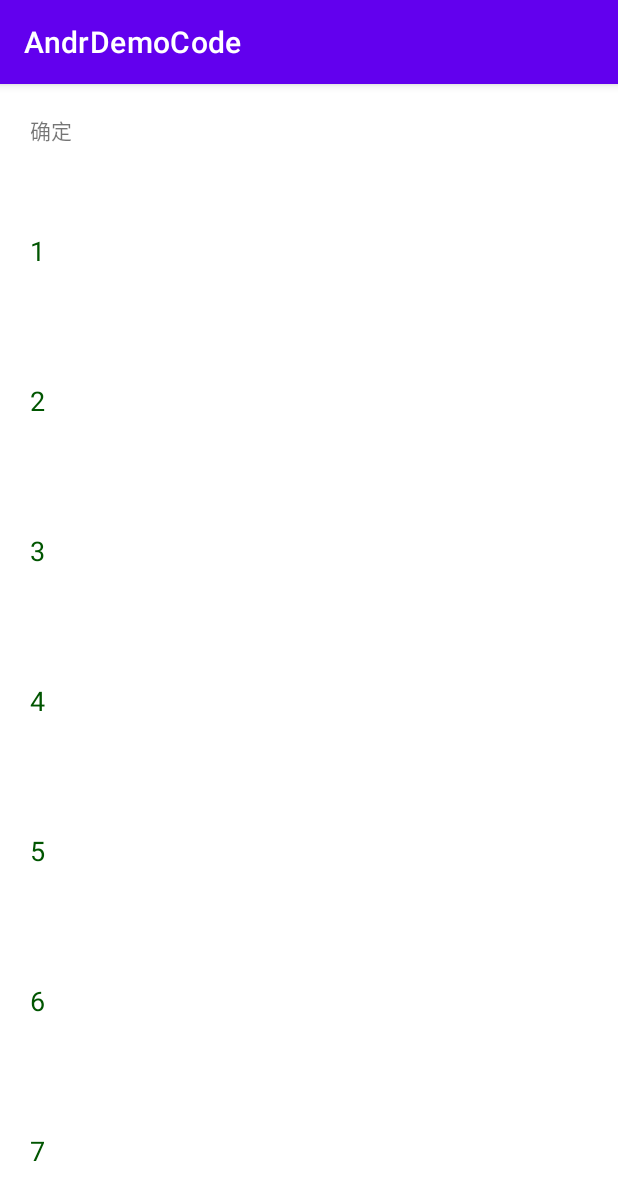
After one commit to eyedeng/AndrDemoCode, an Android app: the SingleSelectListActivity screen opened directly, with no data from a screen before it, on a phone screen of 412 x 824 dp. The commit adds this screen. Shown: the top 1200 px of the screen. Run offline under Robolectric (Android 15) with nearby library versions, the phone set to English and light mode, and no system bars.

Commit message:
ui 列表单选

```diff
--- a/app/src/main/AndroidManifest.xml
+++ b/app/src/main/AndroidManifest.xml
@@ -44,6 +44,9 @@
                     />
             </intent-filter>
         </activity>
+        <activity
+            android:name=".ssl.SingleSelectListActivity"
+            android:exported="false" />
     </application>
 
 </manifest>
--- a/app/src/main/java/com/example/andrdemocode/MainActivity.kt
+++ b/app/src/main/java/com/example/andrdemocode/MainActivity.kt
@@ -13,6 +13,7 @@ import com.example.andrdemocode.databinding.ActivityMainBinding
 import com.example.andrdemocode.grouprv.GroupRVActivity
 import com.example.andrdemocode.lauchmode.AActivity
 import com.example.andrdemocode.lauchmode.RouterActivity
+import com.example.andrdemocode.ssl.SingleSelectListActivity
 import com.example.andrdemocode.tabview.MultiMusicSourceCollectionActivity
 import com.example.andrdemocode.timer.CountActivity
 
@@ -37,7 +38,8 @@ class MainActivity : AppCompatActivity() {
 //            startActivity(Intent(this, MultiMusicSourceCollectionActivity::class.java))
 //            startActivity(Intent(this, GroupRVActivity::class.java))
 //            startActivity(Intent(this, CountActivity::class.java))
-            startActivity(Intent(this, RouterActivity::class.java))
+//            startActivity(Intent(this, RouterActivity::class.java))
+            startActivity(Intent(this, SingleSelectListActivity::class.java))
 
         }
 
--- /dev/null
+++ b/app/src/main/java/com/example/andrdemocode/ssl/MyAdapter.kt
@@ -0,0 +1,56 @@
+package com.example.andrdemocode.ssl
+
+import android.graphics.Color
+import android.view.LayoutInflater
+import android.view.View
+import android.view.ViewGroup
+import android.widget.TextView
+import androidx.recyclerview.widget.RecyclerView
+import com.example.andrdemocode.R
+
+/**
+ * RecyclerView列表单选：`selectedPosition`，用于保存当前选中项的位置，点击下一项时，notifyItemChanged刷新这两项
+ */
+class MyAdapter(private val dataList: List<MyDataModel>) : RecyclerView.Adapter<MyAdapter.ViewHolder>() {
+    private var selectedPosition = -1
+
+    override fun onCreateViewHolder(parent: ViewGroup, viewType: Int): ViewHolder {
+        val view = LayoutInflater.from(parent.context).inflate(R.layout.list_item, parent, false)
+        return ViewHolder(view)
+    }
+
+    override fun onBindViewHolder(holder: ViewHolder, position: Int) {
+        val dataModel = dataList[position]
+        holder.textView.text = dataModel.text
+        holder.itemView.isSelected = dataModel.isSelected
+        if (dataModel.isSelected) {
+            holder.textView.setTextColor(Color.RED)
+        } else {
+            holder.textView.setTextColor(0xFF005500.toInt())
+        }
+
+        holder.itemView.setOnClickListener {
+            if (selectedPosition != position) {
+                if (selectedPosition != -1) {
+                    dataList[selectedPosition].isSelected = false
+                    notifyItemChanged(selectedPosition)
+                }
+                selectedPosition = position
+                dataList[selectedPosition].isSelected = true
+                notifyItemChanged(selectedPosition)
+            }
+        }
+    }
+
+    override fun getItemCount(): Int {
+        return dataList.size
+    }
+
+    fun getSelectedPosition(): Int {
+        return selectedPosition
+    }
+
+    inner class ViewHolder(itemView: View) : RecyclerView.ViewHolder(itemView) {
+        val textView: TextView = itemView.findViewById(R.id.itemTextView)
+    }
+}
--- /dev/null
+++ b/app/src/main/java/com/example/andrdemocode/ssl/MyDataModel.kt
@@ -0,0 +1,3 @@
+package com.example.andrdemocode.ssl
+
+data class MyDataModel(val text: String, var isSelected: Boolean = false)
--- /dev/null
+++ b/app/src/main/java/com/example/andrdemocode/ssl/SingleSelectListActivity.kt
@@ -0,0 +1,32 @@
+package com.example.andrdemocode.ssl
+
+import androidx.appcompat.app.AppCompatActivity
+import android.os.Bundle
+import android.util.Log
+import com.example.andrdemocode.databinding.ActivitySingleSelectListBinding
+
+class SingleSelectListActivity : AppCompatActivity() {
+
+    lateinit var binding: ActivitySingleSelectListBinding
+
+    override fun onCreate(savedInstanceState: Bundle?) {
+        super.onCreate(savedInstanceState)
+        binding = ActivitySingleSelectListBinding.inflate(layoutInflater)
+        setContentView(binding.root)
+
+        initView()
+    }
+
+    private fun initView() {
+        val dataList = ArrayList<MyDataModel>()
+        (1..10).forEach {
+            dataList.add(MyDataModel("$it"))
+        }
+        val adapter = MyAdapter(dataList)
+        binding.rv.adapter = adapter
+        binding.confirm.setOnClickListener {
+            Log.i("TAG", "confirm: ${adapter.getSelectedPosition()}")
+        }
+
+    }
+}
--- /dev/null
+++ b/app/src/main/res/layout/activity_single_select_list.xml
@@ -0,0 +1,23 @@
+<?xml version="1.0" encoding="utf-8"?>
+<LinearLayout xmlns:android="http://schemas.android.com/apk/res/android"
+    xmlns:app="http://schemas.android.com/apk/res-auto"
+    xmlns:tools="http://schemas.android.com/tools"
+    android:layout_width="match_parent"
+    android:layout_height="match_parent"
+    android:orientation="vertical"
+    tools:context=".ssl.SingleSelectListActivity">
+
+    <TextView
+        android:id="@+id/confirm"
+        android:layout_width="wrap_content"
+        android:layout_height="wrap_content"
+        android:padding="20dp"
+        android:text="确定" />
+
+    <androidx.recyclerview.widget.RecyclerView
+        android:id="@+id/rv"
+        android:layout_width="match_parent"
+        android:layout_height="match_parent"
+        app:layoutManager="androidx.recyclerview.widget.LinearLayoutManager"/>
+
+</LinearLayout>
--- /dev/null
+++ b/app/src/main/res/layout/list_item.xml
@@ -0,0 +1,16 @@
+<?xml version="1.0" encoding="utf-8"?>
+<LinearLayout xmlns:android="http://schemas.android.com/apk/res/android"
+    android:orientation="horizontal"
+    android:layout_width="match_parent"
+    android:gravity="center"
+    android:layout_height="100dp">
+
+    <TextView
+        android:id="@+id/itemTextView"
+        android:layout_width="match_parent"
+        android:layout_height="wrap_content"
+        android:layout_marginStart="20dp"
+        android:textSize="18sp"
+        android:text="TextView" />
+
+</LinearLayout>
```
